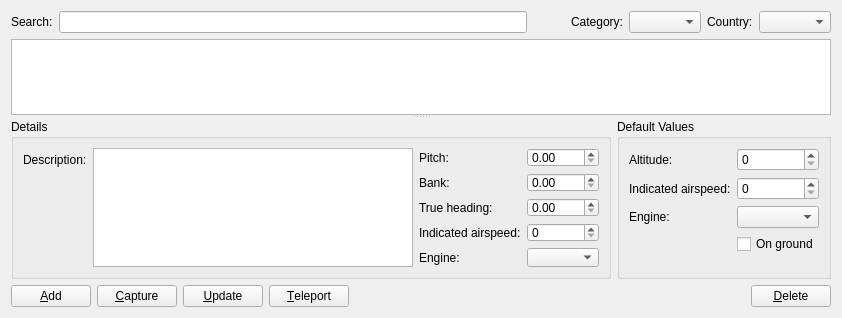
Above: src/Plugins/Module/Location/src/LocationWidget.ui from till213/SkyDolly before the change. Below: the same form after it.
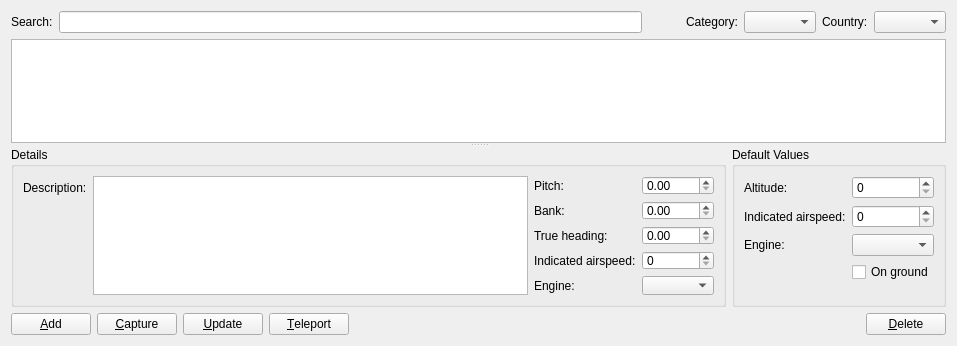
That is the form after the change. Custom widgets are drawn as their Qt base class.

Commit message: Improve TAB order

```diff
--- a/src/Plugins/Module/Location/src/LocationWidget.ui
+++ b/src/Plugins/Module/Location/src/LocationWidget.ui
@@ -6,8 +6,8 @@
    <rect>
     <x>0</x>
     <y>0</y>
-    <width>840</width>
-    <height>318</height>
+    <width>957</width>
+    <height>346</height>
    </rect>
   </property>
   <property name="windowTitle">
```
Left out of the diff: 21 changed lines with no effect on the pictures. The commit also changes 3 other files.
